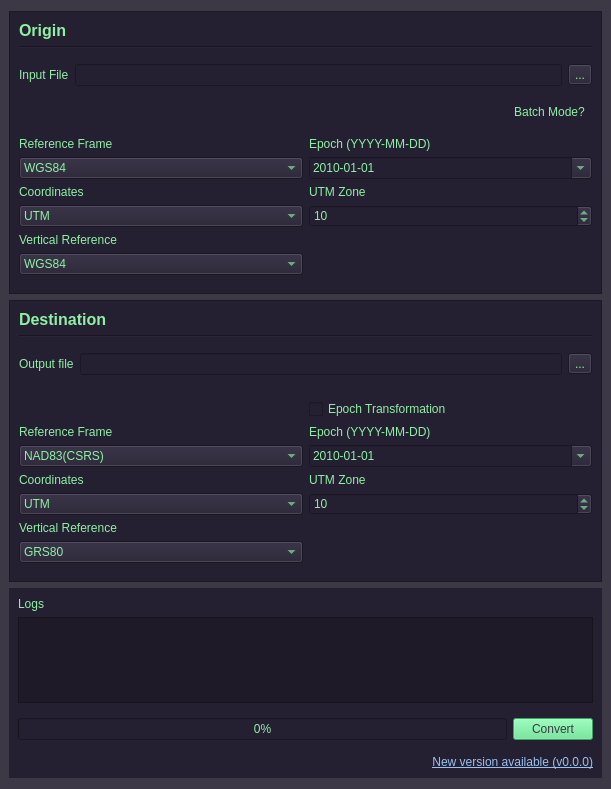
HakaiInstitute/LAS-TRX, file las_trx/resources/mainwindow.ui: the form before one commit.
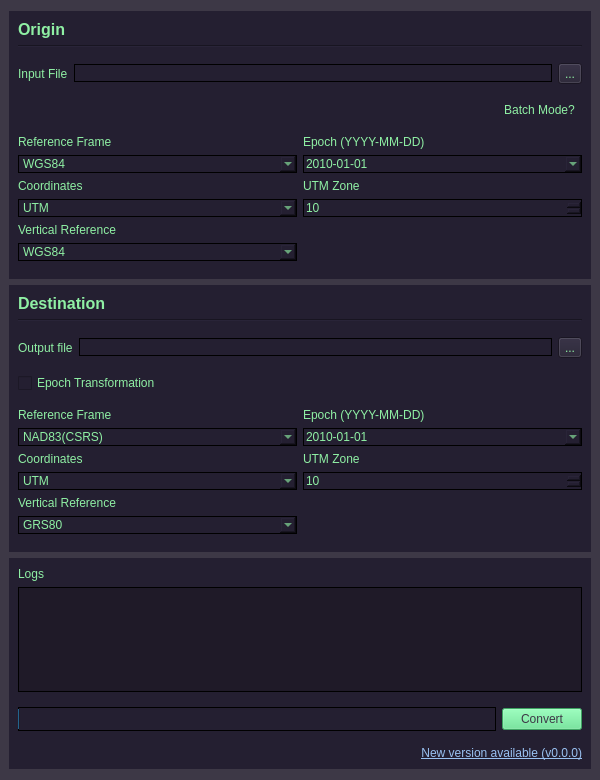
The form after the commit.

Commit message: Fix UI inconsistencies on windows

Diff of the .ui file:
```diff
--- a/las_trx/resources/mainwindow.ui
+++ b/las_trx/resources/mainwindow.ui
@@ -6,8 +6,8 @@
    <rect>
     <x>0</x>
     <y>0</y>
-    <width>611</width>
-    <height>789</height>
+    <width>600</width>
+    <height>780</height>
    </rect>
   </property>
   <property name="windowTitle">
@@ -32,12 +32,6 @@
      <property name="styleSheet">
       <string notr="true">background-color: rgb(36, 31, 49);</string>
      </property>
-     <property name="frameShape">
-      <enum>QFrame::StyledPanel</enum>
-     </property>
-     <property name="frameShadow">
-      <enum>QFrame::Raised</enum>
-     </property>
      <layout class="QVBoxLayout" name="verticalLayout_5">
       <item>
        <widget class="QLabel" name="label_input">
@@ -50,6 +44,7 @@
         <property name="font">
          <font>
           <pointsize>12</pointsize>
+          <weight>75</weight>
           <bold>true</bold>
          </font>
         </property>
@@ -88,7 +83,17 @@
           </widget>
          </item>
          <item>
-          <widget class="QLineEdit" name="lineEdit_input_file"/>
+          <widget class="QLineEdit" name="lineEdit_input_file">
+           <property name="acceptDrops">
+            <bool>true</bool>
+           </property>
+           <property name="autoFillBackground">
+            <bool>false</bool>
+           </property>
+           <property name="styleSheet">
+            <string notr="true">border : 1px solid black;</string>
+           </property>
+          </widget>
          </item>
          <item>
           <widget class="QToolButton" name="toolButton_input_file">
@@ -164,6 +169,9 @@
            <property name="enabled">
             <bool>true</bool>
            </property>
+           <property name="styleSheet">
+            <string notr="true">border : 1px solid black;</string>
+           </property>
            <property name="minimum">
             <number>7</number>
            </property>
@@ -177,6 +185,9 @@
          </item>
          <item row="5" column="0">
           <widget class="QComboBox" name="comboBox_input_coordinates">
+           <property name="styleSheet">
+            <string notr="true">border : 1px solid black;</string>
+           </property>
            <property name="currentIndex">
             <number>2</number>
            </property>
@@ -199,6 +210,9 @@
          </item>
          <item row="1" column="0">
           <widget class="QComboBox" name="comboBox_input_reference">
+           <property name="styleSheet">
+            <string notr="true">border : 1px solid black;</string>
+           </property>
            <property name="currentText">
             <string>WGS84</string>
            </property>
@@ -289,6 +303,9 @@
          </item>
          <item row="1" column="1">
           <widget class="QDateEdit" name="dateEdit_input_epoch">
+           <property name="styleSheet">
+            <string notr="true">border : 1px solid black;</string>
+           </property>
            <property name="time">
             <time>
              <hour>8</hour>
@@ -303,7 +320,7 @@
              <second>59</second>
              <year>9998</year>
              <month>1</month>
-             <day>14</day>
+             <day>15</day>
             </datetime>
            </property>
            <property name="displayFormat">
@@ -376,6 +393,9 @@
          </item>
          <item row="7" column="0">
           <widget class="QComboBox" name="comboBox_input_vertical_reference">
+           <property name="styleSheet">
+            <string notr="true">border : 1px solid black;</string>
+           </property>
            <item>
             <property name="text">
              <string>WGS84</string>
@@ -397,12 +417,6 @@
      <property name="styleSheet">
       <string notr="true">background-color: rgb(36, 31, 49)</string>
      </property>
-     <property name="frameShape">
-      <enum>QFrame::StyledPanel</enum>
-     </property>
-     <property name="frameShadow">
-      <enum>QFrame::Raised</enum>
-     </property>
      <layout class="QVBoxLayout" name="verticalLayout_6">
       <item>
        <widget class="QLabel" name="label_output">
@@ -415,6 +429,7 @@
         <property name="font">
          <font>
           <pointsize>12</pointsize>
+          <weight>75</weight>
           <bold>true</bold>
          </font>
         </property>
@@ -450,7 +465,14 @@
           </widget>
          </item>
          <item>
-          <widget class="QLineEdit" name="lineEdit_output_file"/>
+          <widget class="QLineEdit" name="lineEdit_output_file">
+           <property name="autoFillBackground">
+            <bool>false</bool>
+           </property>
+           <property name="styleSheet">
+            <string notr="true">border : 1px solid black;</string>
+           </property>
+          </widget>
          </item>
          <item>
           <widget class="QToolButton" name="toolButton_output_file">
@@ -462,6 +484,16 @@
         </layout>
        </widget>
       </item>
+      <item>
+       <widget class="QCheckBox" name="checkBox_epoch_trans">
+        <property name="layoutDirection">
+         <enum>Qt::LeftToRight</enum>
+        </property>
+        <property name="text">
+         <string>Epoch Transformation</string>
+        </property>
+       </widget>
+      </item>
       <item>
        <widget class="QWidget" name="widget_output_options" native="true">
         <layout class="QGridLayout" name="gridLayout_2">
@@ -489,6 +521,9 @@
            <property name="enabled">
             <bool>true</bool>
            </property>
+           <property name="styleSheet">
+            <string notr="true">border : 1px solid black;</string>
+           </property>
            <item>
             <property name="text">
              <string>NAD83(CSRS)</string>
@@ -606,6 +641,9 @@
            <property name="enabled">
             <bool>true</bool>
            </property>
+           <property name="styleSheet">
+            <string notr="true">border : 1px solid black;</string>
+           </property>
            <property name="minimum">
             <number>7</number>
            </property>
@@ -625,6 +663,21 @@
            <property name="enabled">
             <bool>false</bool>
            </property>
+           <property name="styleSheet">
+            <string notr="true">border : 1px solid black;</string>
+           </property>
+           <property name="wrapping">
+            <bool>false</bool>
+           </property>
+           <property name="frame">
+            <bool>true</bool>
+           </property>
+           <property name="correctionMode">
+            <enum>QAbstractSpinBox::CorrectToPreviousValue</enum>
+           </property>
+           <property name="keyboardTracking">
+            <bool>true</bool>
+           </property>
            <property name="time">
             <time>
              <hour>8</hour>
@@ -652,6 +705,9 @@
          </item>
          <item row="5" column="0">
           <widget class="QComboBox" name="comboBox_output_coordinates">
+           <property name="styleSheet">
+            <string notr="true">border : 1px solid black;</string>
+           </property>
            <property name="currentIndex">
             <number>2</number>
            </property>
@@ -687,6 +743,12 @@
            <property name="enabled">
             <bool>true</bool>
            </property>
+           <property name="styleSheet">
+            <string notr="true">border : 1px solid black;</string>
+           </property>
+           <property name="frame">
+            <bool>true</bool>
+           </property>
            <item>
             <property name="text">
              <string>GRS80</string>
@@ -709,16 +771,6 @@
            </item>
           </widget>
          </item>
-         <item row="0" column="1">
-          <widget class="QCheckBox" name="checkBox_epoch_trans">
-           <property name="layoutDirection">
-            <enum>Qt::LeftToRight</enum>
-           </property>
-           <property name="text">
-            <string>Epoch Transformation</string>
-           </property>
-          </widget>
-         </item>
         </layout>
        </widget>
       </item>
@@ -741,7 +793,8 @@
       <item>
        <widget class="QTextBrowser" name="textBrowser_log_output">
         <property name="styleSheet">
-         <string notr="true">background-color: rgb(31, 26, 40);</string>
+         <string notr="true">background-color: rgb(31, 26, 40);
+border : 1px solid black;</string>
         </property>
         <property name="frameShadow">
          <enum>QFrame::Sunken</enum>
@@ -766,13 +819,9 @@
          <item>
           <widget class="QProgressBar" name="progressBar">
            <property name="styleSheet">
-            <string notr="true"/>
-           </property>
-           <property name="value">
-            <number>0</number>
-           </property>
-           <property name="textVisible">
-            <bool>true</bool>
+            <string notr="true">border: 1px solid black;
+text-align: center;
+</string>
            </property>
           </widget>
          </item>
```
